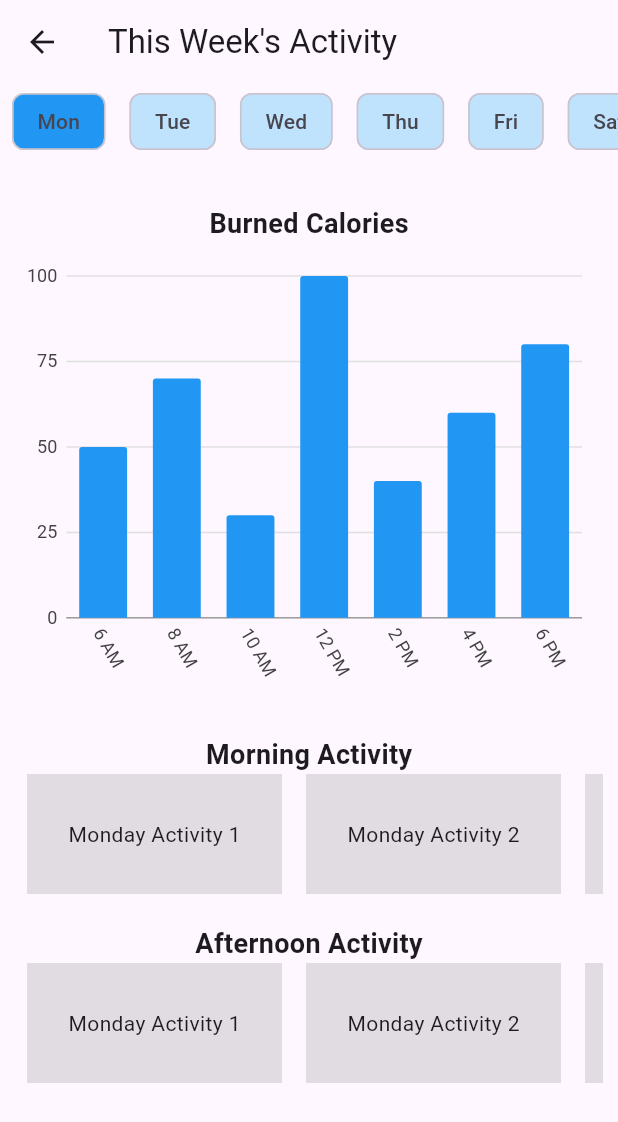
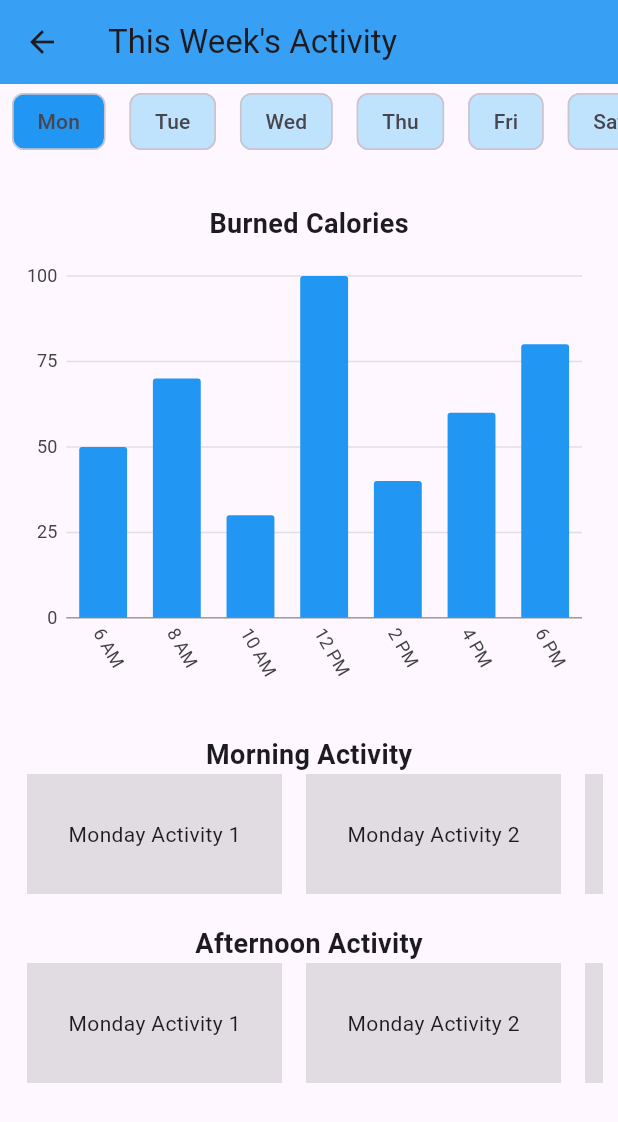
Before and after one commit to JERODIACUNA/FE, a Flutter app: the ActivityScreen screen opened directly, on a phone screen of 412 x 824 dp. Shown: the top 1122 px of the screen. Run offline on Flutter 3.47's test engine with Material 3 defaults, Android fonts, the phone set to English and light mode, and no system bars; our stand-ins replace charts_flutter, video_player.

Commit message:
adding       backgroundColor: Colors.blue.withOpacity(0.9), to appbar

```diff
--- a/fitnessapp/lib/activity.dart
+++ b/fitnessapp/lib/activity.dart
@@ -61,6 +61,7 @@ class _ActivityScreenState extends State<ActivityScreen> {
   Widget build(BuildContext context) {
     return Scaffold(
       appBar: AppBar(
+        backgroundColor: Colors.blue.withOpacity(0.9),
         title: const Text('This Week\'s Activity'),
       ),
       body: Column(
--- a/fitnessapp/lib/notification.dart
+++ b/fitnessapp/lib/notification.dart
@@ -5,6 +5,7 @@ class NotificationScreen extends StatelessWidget {
   Widget build(BuildContext context) {
     return Scaffold(
       appBar: AppBar(
+        backgroundColor: Colors.blue.withOpacity(0.9),
         title: Text('Notifications'),
       ),
       body: NotificationList(),
--- a/fitnessapp/lib/player.dart
+++ b/fitnessapp/lib/player.dart
@@ -34,6 +34,7 @@ class _PlayerScreenState extends State<PlayerScreen> {
   Widget build(BuildContext context) {
     return Scaffold(
       appBar: AppBar(
+        backgroundColor: Colors.blue.withOpacity(0.9),
         title: const Text('Workout'),
       ),
       body: Center(
```
